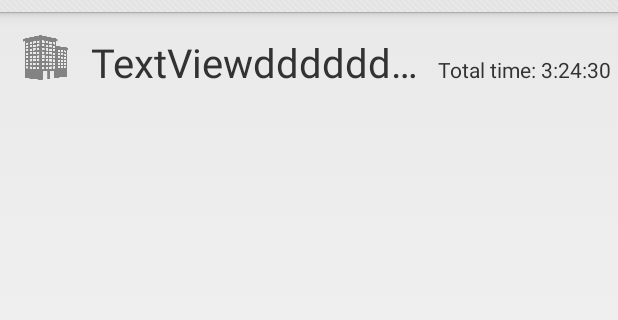
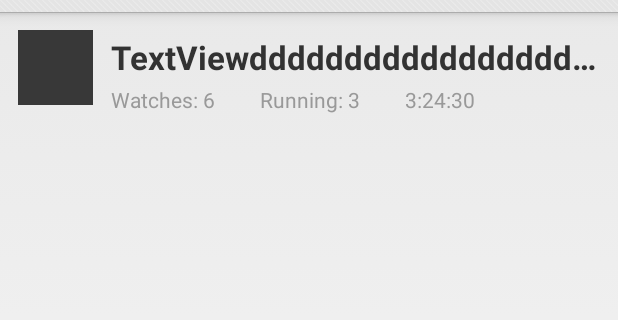
Before and after one commit to Moduo/WorkWatch, an Android app: the layout category_view_cell.xml on its own in the app's theme, with its tools: preview values and no code run, on a phone screen of 412 x 824 dp, the part 60-380 px from its top. Run offline under Robolectric (Android 15) with nearby library versions, the phone set to English and light mode, and no system bars.

Commit message:
Category layout update, Timers from database in WatchOverview, Joda Time implemented.
Updated the category layout with:
	* number of watches;
	* currently running watches;
	* new placeholder image for logo.

The Watches/Timers are now obtained from the database and putted in the view when entering a category. The timers don't run yet and it isn't possible to pause timers, or make new timers without the application throwing a NPE.

Implemented Joda Time. A library which gives me the ability to subtract Dates from each other to calculate the current time.

```diff
--- a/app/build.gradle
+++ b/app/build.gradle
@@ -20,5 +20,6 @@ android {
 
 dependencies {
     compile 'com.android.support:support-v4:19.1.0'
+    compile 'joda-time:joda-time:2.3'
     compile files('libs/activeandroid-3.0.jar')
 }
--- a/app/src/main/java/nl/swiftdevelopment/workwatch/MainActivity.java
+++ b/app/src/main/java/nl/swiftdevelopment/workwatch/MainActivity.java
@@ -6,6 +6,7 @@ import java.util.List;
 import nl.swiftdevelopment.workwatch.models.Category;
 import nl.swiftdevelopment.workwatch.models.CategoryListViewAdapter;
 import nl.swiftdevelopment.workwatch.models.TimeBlock;
+
 import android.app.AlertDialog;
 import android.app.ListActivity;
 import android.content.DialogInterface;
@@ -31,7 +32,7 @@ public class MainActivity extends ListActivity {
 
         // Check if there's a list present. If not, get all the categories from
         // the database
-		if (listOfCategories == null || listOfCategories.isEmpty()){
+        if (listOfCategories == null || listOfCategories.isEmpty()) {
             Log.d("DB", "Getting new categories...");
             listOfCategories = Category.getAll();
         }
@@ -65,7 +66,6 @@ public class MainActivity extends ListActivity {
 
     @Override
     protected void onListItemClick(ListView l, View v, int position, long id) {
-		// TODO Auto-generated method stub
         super.onListItemClick(l, v, position, id);
         Toast.makeText(this, "Clicked", Toast.LENGTH_SHORT).show();
         Intent intent = new Intent(this, WatchOverviewActivity.class);
@@ -96,6 +96,7 @@ public class MainActivity extends ListActivity {
                 // Add the category to the list
                 listOfCategories.add(cat);
 
+
             }
         });
 
--- a/app/src/main/java/nl/swiftdevelopment/workwatch/WatchOverviewActivity.java
+++ b/app/src/main/java/nl/swiftdevelopment/workwatch/WatchOverviewActivity.java
@@ -141,9 +141,9 @@ public class WatchOverviewActivity extends Activity {
 		// automatically handle clicks on the Home/Up button, so long
 		// as you specify a parent activity in AndroidManifest.xml.
 		int id = item.getItemId();
-		if (id == R.id.action_settings) {
+		/*if (id == R.id.action_settings) {
 			return true;
-		}
+		}*/
 		if (id == android.R.id.home) {
 			NavUtils.navigateUpFromSameTask(this);
 			return true;
--- a/app/src/main/java/nl/swiftdevelopment/workwatch/models/TimeBlockListViewAdapter.java
+++ b/app/src/main/java/nl/swiftdevelopment/workwatch/models/TimeBlockListViewAdapter.java
@@ -5,6 +5,7 @@ import java.util.ArrayList;
 import nl.swiftdevelopment.workwatch.R;
 import nl.swiftdevelopment.workwatch.R.id;
 import nl.swiftdevelopment.workwatch.R.layout;
+
 import android.app.Activity;
 import android.content.Context;
 import android.view.LayoutInflater;
@@ -59,9 +60,10 @@ public class TimeBlockListViewAdapter extends ArrayAdapter<TimeBlock> {
 
         TimeBlock timeBlock = this.listOfBlocks.get(position);
 
+
         // Putting TimeBlock objects in the views
         cell.title.setText(timeBlock.getTitle());
-		cell.time.setText(timeBlock.getTime().getCurrentTime() + "");
+        cell.time.setText((timeBlock.getTime().getCurrentTime() == null) ? "0:00:00" : timeBlock.getTime().getCurrentTime());
 
         return convertView;
     }
--- a/app/src/main/res/layout/category_view_cell.xml
+++ b/app/src/main/res/layout/category_view_cell.xml
@@ -2,36 +2,70 @@
 <LinearLayout xmlns:android="http://schemas.android.com/apk/res/android"
     android:layout_width="match_parent"
     android:layout_height="80dip"
-    android:orientation="horizontal" >
+    android:orientation="horizontal">
 
     <ImageView
         android:id="@+id/category_icon"
-        android:layout_width="30dip"
-        android:layout_height="30dip"
-        android:layout_margin="15dip"
+        android:layout_width="50dip"
+        android:layout_height="50dip"
+        android:layout_margin="12dip"
         android:contentDescription="@string/app_name"
-        android:src="@drawable/building33" />
+        android:src="@drawable/ic_category_img_placeholder" />
+
+    <LinearLayout
+        android:layout_width="0dip"
+        android:layout_height="wrap_content"
+        android:layout_weight="1"
+        android:orientation="vertical">
 
         <TextView
             android:id="@+id/category_title"
-        android:layout_width="0dip"
+            android:layout_width="fill_parent"
             android:layout_height="wrap_content"
             android:layout_marginBottom="15dip"
             android:layout_marginTop="15dip"
+            android:layout_marginRight="12dip"
             android:ellipsize="end"
             android:scrollHorizontally="true"
             android:singleLine="true"
-        android:layout_weight="1"
             android:text="TextViewddddddddddddddddddddddddddddd"
-        android:textSize="12pt" />
+            android:textSize="10pt"
+            android:textStyle="bold" />
 
+        <LinearLayout
+            android:layout_width="fill_parent"
+            android:layout_height="wrap_content"
+            android:orientation="horizontal"
+            android:layout_marginTop="-11dip">
+
+            <TextView
+                android:id="@+id/watches_amount"
+                android:layout_width="wrap_content"
+                android:layout_height="wrap_content"
+
+                android:layout_below="@id/category_title"
+                android:text="Watches: 6"
+                android:layout_marginRight="30dip"
+                android:textColor="#999" />
+            <TextView
+                android:id="@+id/watches_running"
+                android:layout_width="wrap_content"
+                android:layout_height="wrap_content"
+                android:layout_marginRight="30dip"
+                android:layout_below="@id/category_title"
+                android:text="Running: 3"
+                android:textColor="#999" />
             <TextView
                 android:id="@+id/total_time"
                 android:layout_width="wrap_content"
                 android:layout_height="wrap_content"
-        android:layout_marginRight="5dip"
-        android:layout_marginTop="15dip"
                 android:gravity="right"
-        android:text="Total time: 3:24:30" />
+                android:text="3:24:30"
+                android:textColor="#999" />
+        </LinearLayout>
+    </LinearLayout>
+
+
+
 
 </LinearLayout>
--- a/app/src/main/res/menu/main.xml
+++ b/app/src/main/res/menu/main.xml
@@ -2,15 +2,15 @@
     xmlns:tools="http://schemas.android.com/tools"
     tools:context="nl.swiftdevelopment.workwatch.MainActivity" >
 
-    <item
+    <!--<item
         android:id="@+id/action_settings"
         android:orderInCategory="100"
         android:showAsAction="never"
-        android:title="@string/action_settings"/>
+        android:title="@string/action_settings"/>-->
 
     <item android:id="@+id/create_category"
         android:showAsAction="always"
-        android:title="@string/create"/>
+        android:title="+"/>
 
 
 </menu>
--- a/build.gradle
+++ b/build.gradle
@@ -5,11 +5,14 @@ buildscript {
     }
     dependencies {
         classpath 'com.android.tools.build:gradle:1.0.0'
+
+
     }
 }
 
 allprojects {
     repositories {
         jcenter()
+
     }
 }
```
Also changed, not shown: app/src/main/java/nl/swiftdevelopment/workwatch/models/DateDiff.java (added, +37 -0 lines), app/src/main/java/nl/swiftdevelopment/workwatch/models/Time.java (+45 -18 lines), app/src/main/java/nl/swiftdevelopment/workwatch/models/TimeBlock.java (+17 -10 lines), app/src/main/res/drawable-hdpi/ic_category_img_placeholder.png (added), app/src/main/res/drawable-mdpi/ic_category_img_placeholder.png (added), app/src/main/res/drawable-xhdpi/ic_category_img_placeholder.png (added), app/src/main/res/drawable-xxhdpi/ic_category_img_placeholder.png (added), 1 other file. Lines whose indentation alone changed are shown as unchanged.
